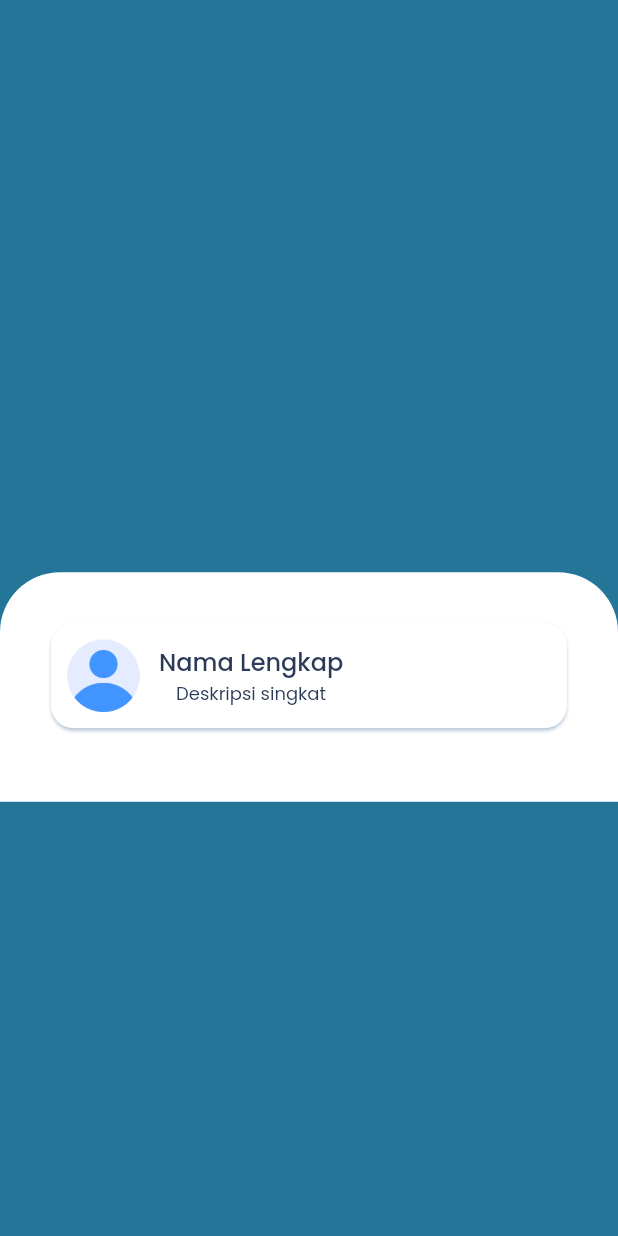
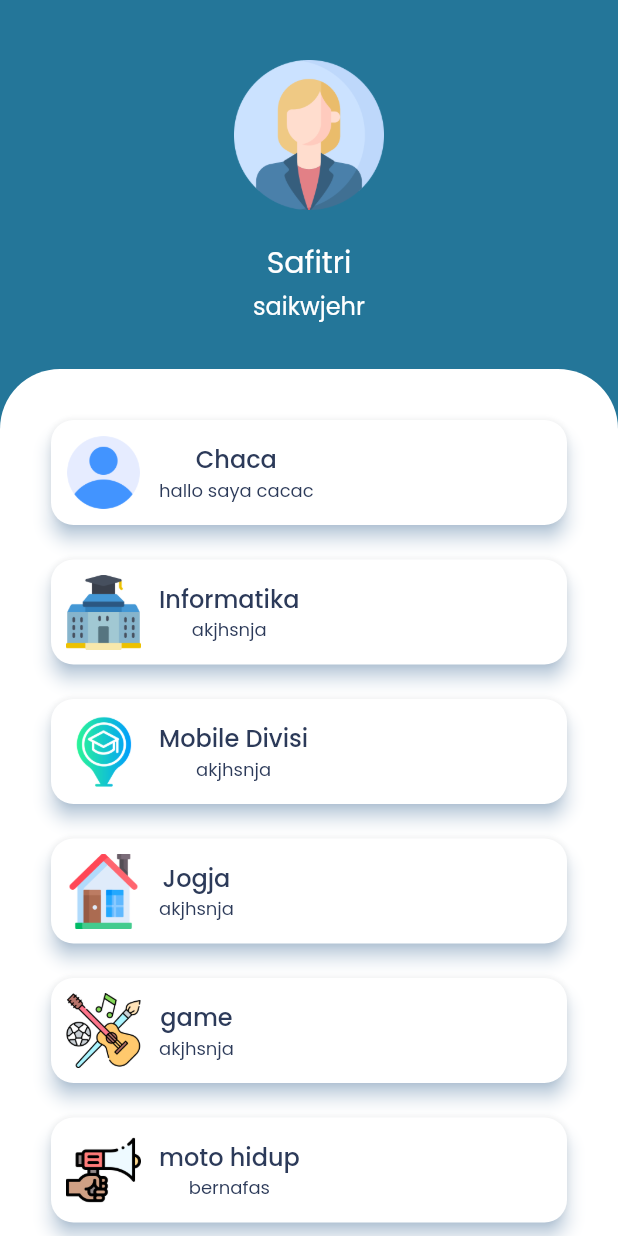
Before and after one commit to safitri02/Itc-Profile, a Flutter app: the screen it shows after launch, after a tap on "LIHAT PROFIL", on a phone screen of 412 x 824 dp. Run offline on Flutter 3.47's test engine with Material 2 defaults, Android fonts, the phone set to English and light mode, and no system bars.

Commit message:
hasil mt 2

```diff
--- a/lib/pages/home_page.dart
+++ b/lib/pages/home_page.dart
@@ -17,14 +17,28 @@ class HomePage extends StatelessWidget {
                   height: 40,
                 ),
                 // menambahkan image profile (w:100, h:100)
+                Image.asset(
+                  'assets/images/cewe.png',
+                  height: 100,
+                  width: 100,
+                ),
+
                 SizedBox(
                   height: 20,
                 ),
                 // menambahkan text profile (f: 20, c: white)
+                Text(
+                  'Safitri',
+                  style: TextStyle(fontSize: 20, color: whiteColor),
+                ),
                 SizedBox(
                   height: 2,
                 ),
                 // menambahkan username ig(f:16, c:lightblue)
+                Text(
+                  "saikwjehr",
+                  style: TextStyle(color: whiteColor, fontSize: 16),
+                ),
                 SizedBox(
                   height: 30,
                 ),
@@ -41,7 +55,27 @@ class HomePage extends StatelessWidget {
                     //crossAxisAlignment.start
 
                     children: [
-                      buildCard("nama", "Nama Lengkap", "Deskripsi singkat"),
+                      buildCard("nama", "Chaca", "hallo saya cacac"),
+                      SizedBox(
+                        height: 15,
+                      ),
+                      buildCard("prodi", "Informatika", "akjhsnja"),
+                      SizedBox(
+                        height: 15,
+                      ),
+                      buildCard("divisi", "Mobile Divisi", "akjhsnja"),
+                      SizedBox(
+                        height: 15,
+                      ),
+                      buildCard("alamat", "Jogja", "akjhsnja"),
+                      SizedBox(
+                        height: 15,
+                      ),
+                      buildCard("hobi", "game", "akjhsnja"),
+                      SizedBox(
+                        height: 15,
+                      ),
+                      buildCard("motto", "moto hidup", "bernafas"),
                       SizedBox(
                         height: 15,
                       ),
@@ -58,7 +92,7 @@ class HomePage extends StatelessWidget {
 
   Card buildCard(String gambar, String judul, String isi) {
     return Card(
-      // elevation: 5,
+      elevation: 5,
       shadowColor: lightITColor,
       shape: RoundedRectangleBorder(
         borderRadius: BorderRadius.circular(15),
--- a/lib/pages/splash.dart
+++ b/lib/pages/splash.dart
@@ -10,22 +10,33 @@ class Splash extends StatelessWidget {
       backgroundColor: ITColor,
       body: Center(
         child: ListView(
-          //padding buat bungkus di listview
+          padding: EdgeInsets.all(25),
           children: [
             SizedBox(height: 100),
             // image for logo
-            const Text(
-              'ITC PROFILE!',
+            Image.asset('assets/images/logoputih.png'),
+            Text(
+              'ITC Profile ',
               textAlign: TextAlign.center,
               style: TextStyle(
+                color: Color(0xffffffff),
                 fontSize: 30,
-                color: Color(0xffffffff),
                 fontWeight: FontWeight.w500,
                 fontFamily: 'Poppins',
               ),
+            ), // menambahkan text deskripsi dan sty
+            SizedBox(
+              height: 20,
             ),
-            // mebambahkan sizebox h:20
-            // menambahkan text deskripsi dan style (f:17)
+            Text(
+                'wih! kamu sudah aplikasi kamu sendiri nih, coba klik “lihat profil” untuk melihat profil buatan kamu!',
+                textAlign: TextAlign.center,
+                style: TextStyle(
+                  color: whiteColor,
+                  fontSize: 17,
+                  fontWeight: FontWeight.w500,
+                  fontFamily: 'Poppins',
+                )),
 
             SizedBox(
               height: 100,
```
